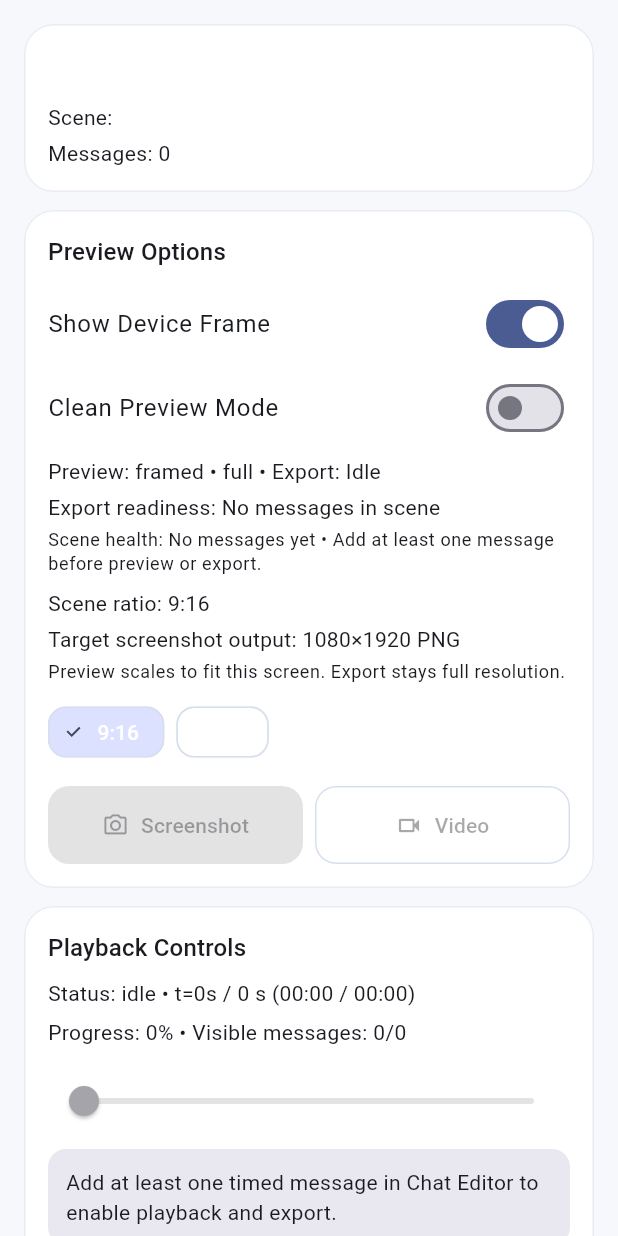
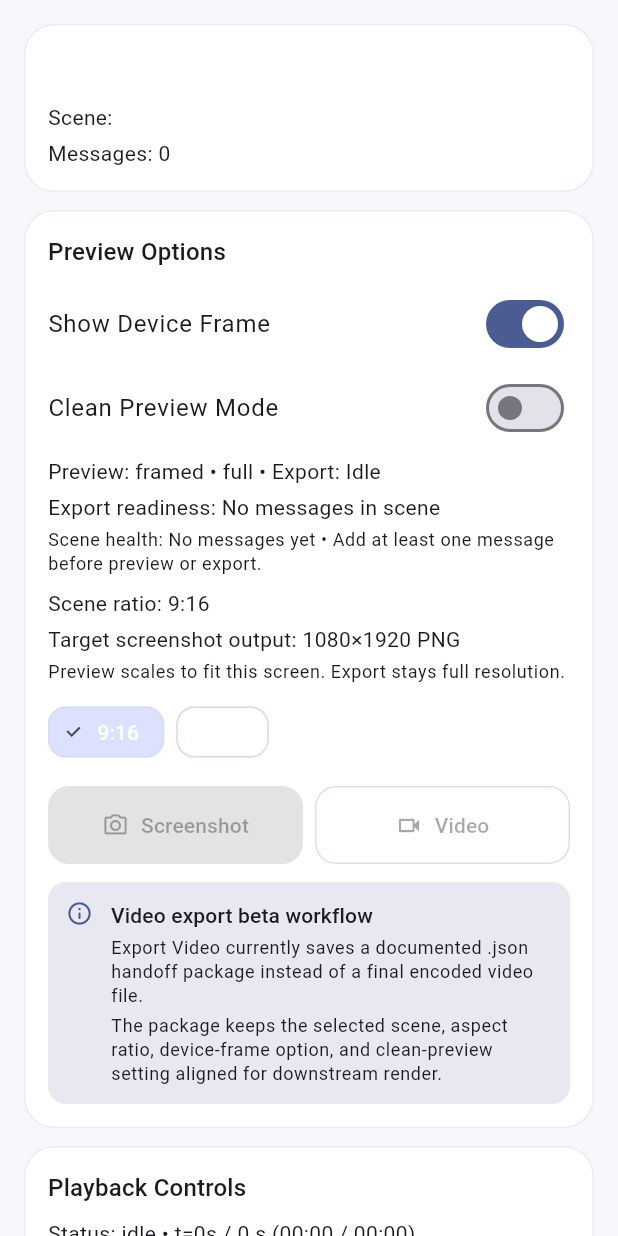
Before and after one commit to k33zo33/production_chat_prop, a Flutter app: the _PlaybackTimeline widget shown alone on an empty page, opened directly with empty values, on a phone screen of 412 x 824 dp. Run offline on Flutter 3.47's test engine with Material 3 defaults, Android fonts, the phone set to English and light mode, and no system bars; our stand-ins replace flutter_riverpod, go_router, shared_preferences, web; missing offline and left inert: dart:js_interop; accounts and stored records are empty.

Commit message:
polish: clarify beta video export handoff

```diff
--- a/lib/features/playback/presentation/pages/playback_screen.dart
+++ b/lib/features/playback/presentation/pages/playback_screen.dart
@@ -641,6 +641,48 @@ class _PlaybackTimelineState extends ConsumerState<_PlaybackTimeline> {
                       project: project,
                       scene: scene,
                       videoExportFallbackService: videoExportFallbackService,
+                    ),
+                  ),
+                  const SizedBox(height: 12),
+                  Container(
+                    key: const Key('videoExportWorkflowHint'),
+                    width: double.infinity,
+                    padding: const EdgeInsets.all(12),
+                    decoration: BoxDecoration(
+                      color: Theme.of(context).colorScheme.surfaceContainerHigh,
+                      borderRadius: BorderRadius.circular(12),
+                    ),
+                    child: Row(
+                      crossAxisAlignment: CrossAxisAlignment.start,
+                      children: [
+                        Icon(
+                          Icons.info_outline_rounded,
+                          size: 18,
+                          color: Theme.of(context).colorScheme.primary,
+                        ),
+                        const SizedBox(width: 12),
+                        Expanded(
+                          child: Column(
+                            crossAxisAlignment: CrossAxisAlignment.start,
+                            children: [
+                              Text(
+                                'Video export beta workflow',
+                                style: Theme.of(context).textTheme.titleSmall,
+                              ),
+                              const SizedBox(height: 4),
+                              Text(
+                                'Export Video currently saves a documented .json handoff package instead of a final encoded video file.',
+                                style: Theme.of(context).textTheme.bodySmall,
+                              ),
+                              const SizedBox(height: 4),
+                              Text(
+                                'The package keeps the selected scene, aspect ratio, device-frame option, and clean-preview setting aligned for downstream render.',
+                                style: Theme.of(context).textTheme.bodySmall,
+                              ),
+                            ],
+                          ),
+                        ),
+                      ],
                     ),
                   ),
                 ],
```
Also changed, not shown: 1 other file.
